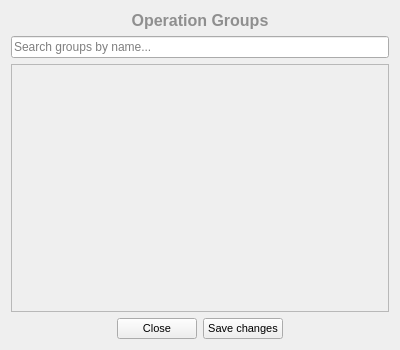
First picture: the form in billeUI/uis/opgroups_browser_widget.ui, repository Igna11/Billetera2.0, before the edit.
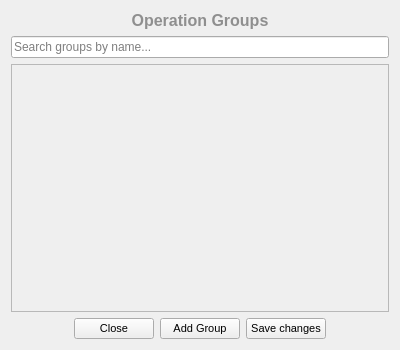
Second picture: the form after the edit.

What changed in the file:
```diff
--- a/billeUI/uis/opgroups_browser_widget.ui
+++ b/billeUI/uis/opgroups_browser_widget.ui
@@ -77,6 +77,18 @@
        </property>
       </widget>
      </item>
+     <item>
+      <widget class="QPushButton" name="add_group_button">
+       <property name="font">
+        <font>
+         <pointsize>8</pointsize>
+        </font>
+       </property>
+       <property name="text">
+        <string>Add Group</string>
+       </property>
+      </widget>
+     </item>
      <item>
       <widget class="QPushButton" name="save_changes_button">
        <property name="font">
```
